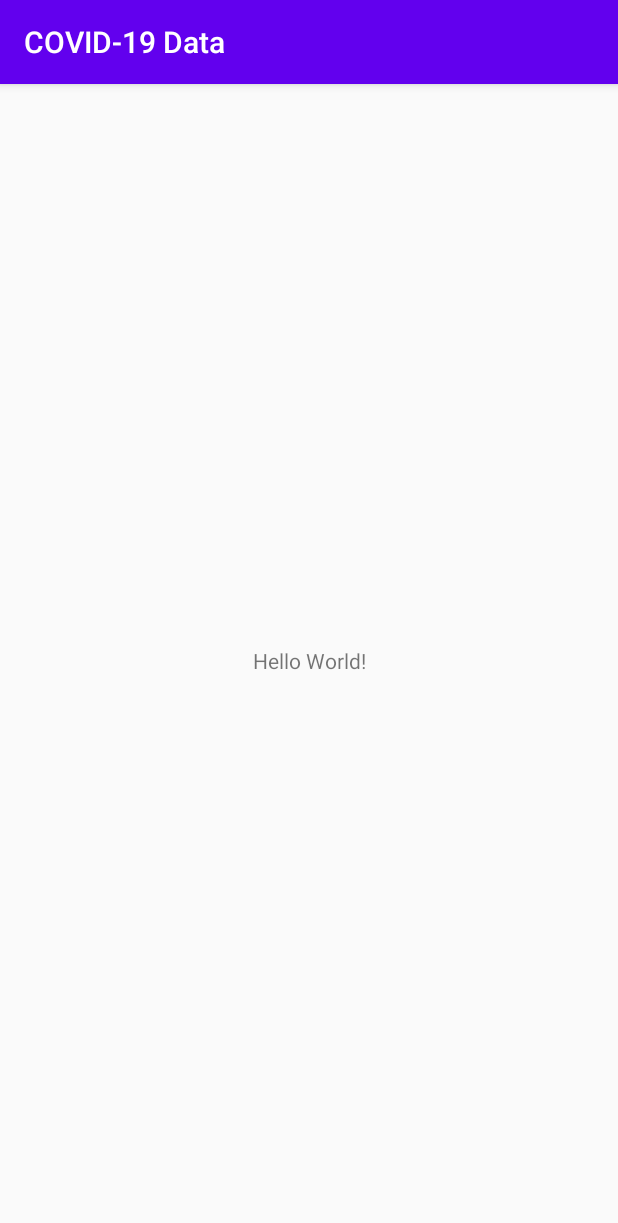
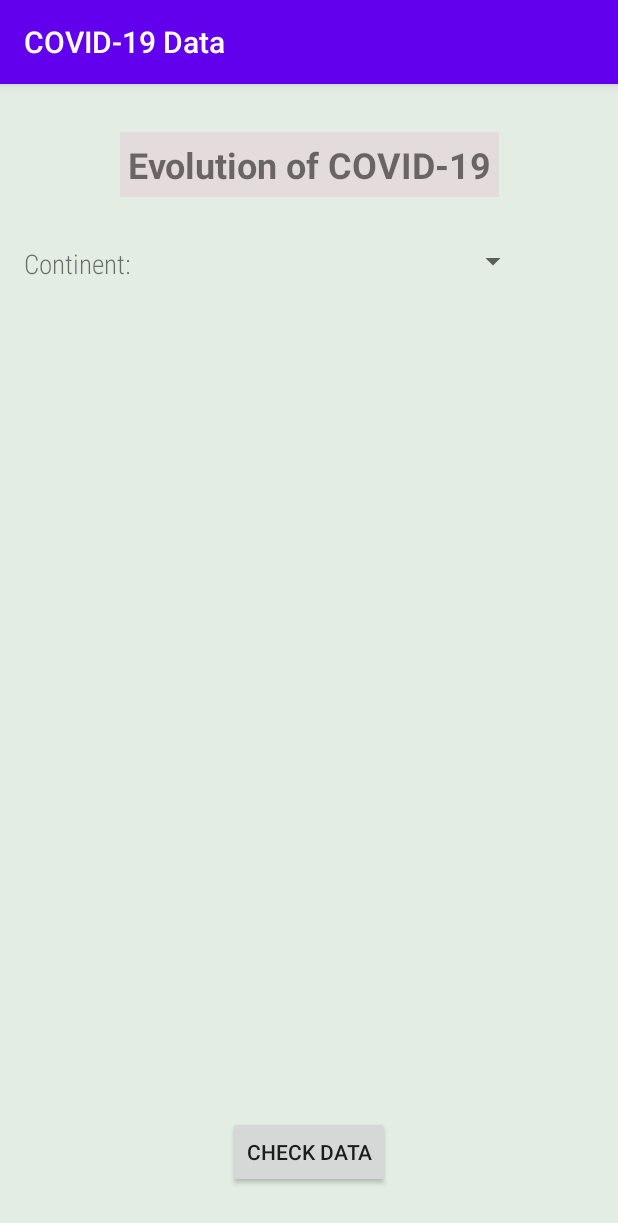
Before and after one commit to allstendres98/COVID19_Data, an Android app: the screen it shows after launch (MainActivity), on a phone screen of 412 x 824 dp. Shown: the top 1223 px of the screen. Run offline under Robolectric (Android 15) with nearby library versions, the phone set to English and light mode, and no system bars.

```diff
--- /dev/null
+++ b/app/src/main/java/com/al375502/covid_19data/CustomView.java
@@ -0,0 +1,32 @@
+package com.al375502.covid_19data;
+
+import android.content.Context;
+import android.graphics.Canvas;
+import android.graphics.Paint;
+import android.graphics.Rect;
+import android.view.SurfaceView;
+import android.view.View;
+
+public class CustomView extends View {
+
+    Paint paint;
+    Rect bounds;
+    public CustomView(Context context) {
+        super(context);
+        paint = new Paint();
+        bounds = new Rect();
+    }
+
+    @Override
+    protected void onDraw(Canvas canvas) {
+        canvas.getClipBounds(bounds);
+        float centerX = (bounds.left + bounds.right) / 2f;
+        float centerY = (bounds.top + bounds.bottom) / 2f;
+        float radius = Math.min(bounds.width(), bounds.height()) / 4f;
+        float sq3r = radius * (float) Math.sqrt(3); paint.setARGB(128, 255, 0, 0);
+        canvas.drawCircle(centerX, centerY + sq3r / 3, radius, paint);
+        paint.setARGB(128, 0, 255, 0); canvas.drawCircle(centerX + radius / 2, centerY - sq3r / 6, radius, paint);
+        paint.setARGB(128, 0, 0, 255);
+        canvas.drawCircle(centerX - radius / 2, centerY - sq3r / 6, radius, paint);
+    }
+}
--- a/app/src/main/res/layout/activity_main.xml
+++ b/app/src/main/res/layout/activity_main.xml
@@ -4,15 +4,66 @@
     xmlns:tools="http://schemas.android.com/tools"
     android:layout_width="match_parent"
     android:layout_height="match_parent"
+    android:background="#E4EDE3"
     tools:context=".MainActivity">
 
     <TextView
+        android:id="@+id/title"
         android:layout_width="wrap_content"
         android:layout_height="wrap_content"
-        android:text="Hello World!"
-        app:layout_constraintBottom_toBottomOf="parent"
-        app:layout_constraintLeft_toLeftOf="parent"
-        app:layout_constraintRight_toRightOf="parent"
+        android:layout_marginTop="32dp"
+        android:background="#E4DCDC"
+        android:padding="5dp"
+        android:shadowColor="#C53636"
+        android:text="Evolution of COVID-19"
+        android:textSize="24sp"
+        android:textStyle="bold"
+        app:layout_constraintEnd_toEndOf="parent"
+        app:layout_constraintStart_toStartOf="parent"
         app:layout_constraintTop_toTopOf="parent" />
 
+    <TextView
+        android:id="@+id/textView3"
+        android:layout_width="wrap_content"
+        android:layout_height="wrap_content"
+        android:layout_marginStart="16dp"
+        android:layout_marginLeft="16dp"
+        android:layout_marginTop="32dp"
+        android:fontFamily="sans-serif-condensed-light"
+        android:text="Continent:"
+        android:textSize="18sp"
+        app:layout_constraintStart_toStartOf="parent"
+        app:layout_constraintTop_toBottomOf="@+id/title" />
+
+    <Spinner
+        android:id="@+id/spinner"
+        android:layout_width="233dp"
+        android:layout_height="27dp"
+        android:layout_marginStart="8dp"
+        android:layout_marginLeft="8dp"
+        android:layout_marginEnd="32dp"
+        android:layout_marginRight="32dp"
+        app:layout_constraintBottom_toBottomOf="@+id/textView3"
+        app:layout_constraintEnd_toEndOf="parent"
+        app:layout_constraintHorizontal_bias="0.48"
+        app:layout_constraintStart_toEndOf="@+id/textView3" />
+
+    <Button
+        android:id="@+id/buttonData"
+        android:layout_width="wrap_content"
+        android:layout_height="wrap_content"
+        android:layout_marginBottom="32dp"
+        android:text="CHECK DATA"
+        app:layout_constraintBottom_toBottomOf="parent"
+        app:layout_constraintEnd_toEndOf="parent"
+        app:layout_constraintStart_toStartOf="parent" />
+
+    <ListView
+        android:layout_width="402dp"
+        android:layout_height="448dp"
+        app:layout_constraintBottom_toTopOf="@+id/buttonData"
+        app:layout_constraintEnd_toEndOf="parent"
+        app:layout_constraintStart_toStartOf="parent"
+        app:layout_constraintTop_toBottomOf="@+id/spinner" />
+
 </androidx.constraintlayout.widget.ConstraintLayout>
```
Also changed, not shown: app/src/main/java/com/al375502/covid_19data/MainActivity.java (+7 -2 lines).
